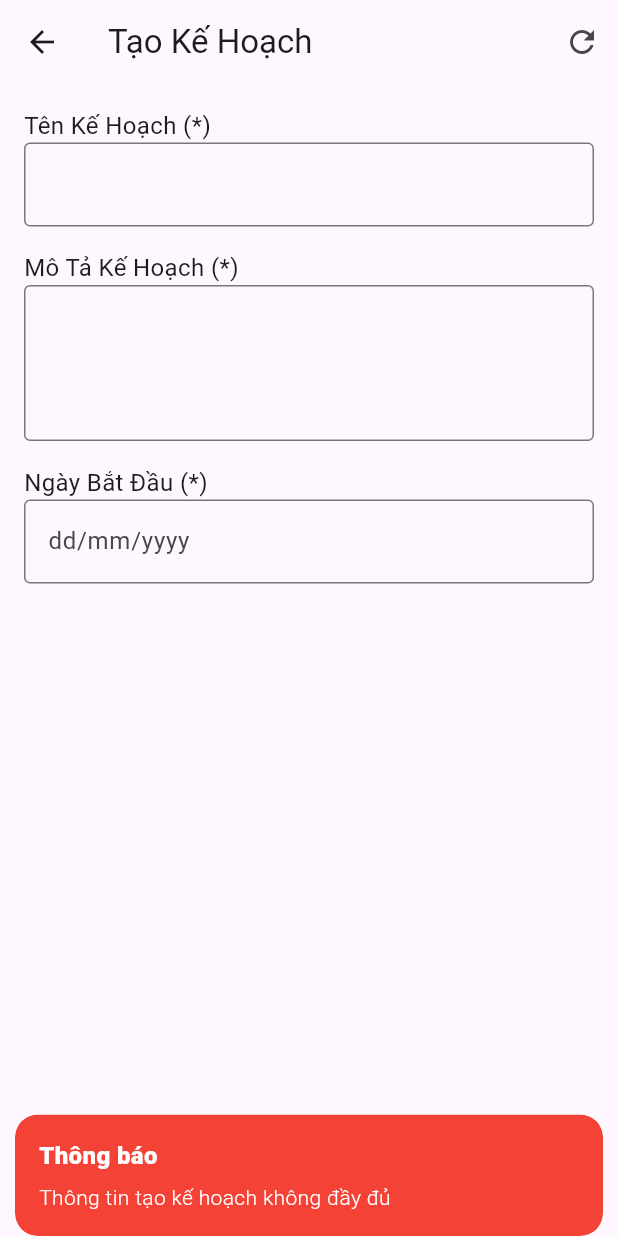
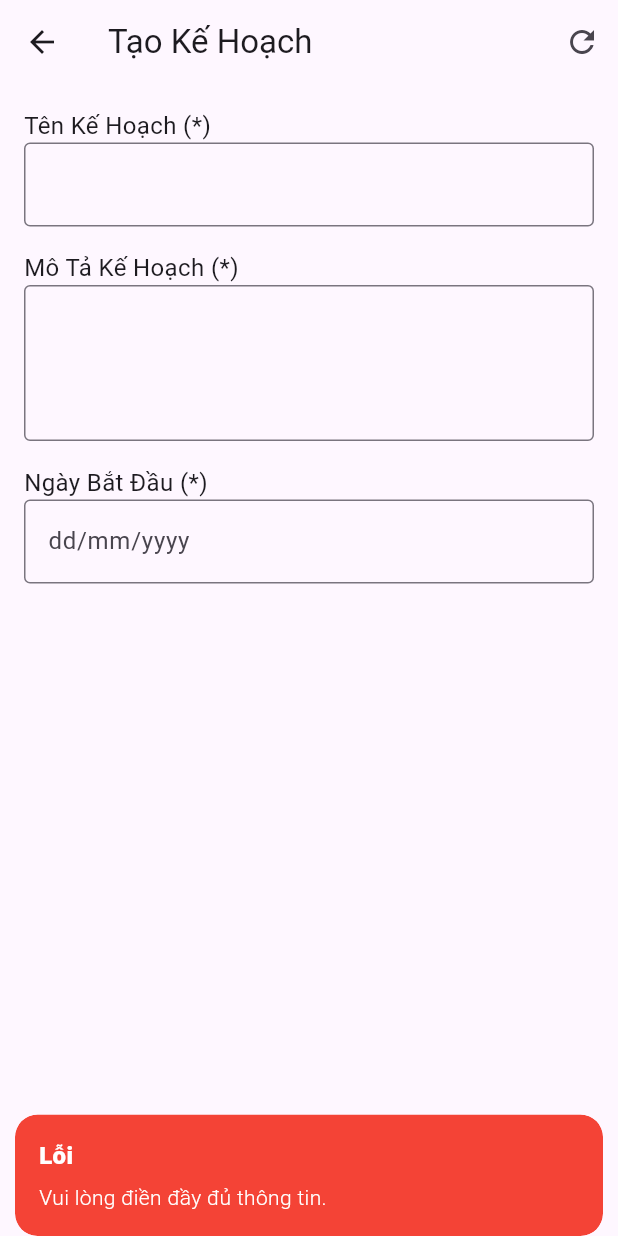
Before and after one commit to duypham27/flutter_taskscheduling_app, a Flutter app: the CreatePlan screen opened directly, after a tap on "Gửi", on a phone screen of 412 x 824 dp. Run offline on Flutter 3.47's test engine with Material 3 defaults, Android fonts, the phone set to English and light mode, and no system bars; our stand-ins replace get, image_picker, screenshot, shared_preferences, table_calendar; accounts and stored records are empty.

Commit message:
Them Ke Hoach

```diff
--- a/lib/screens/HomePage/createplan.dart
+++ b/lib/screens/HomePage/createplan.dart
@@ -1,11 +1,86 @@
 import 'package:flutter/material.dart';
 import 'package:get/get.dart';
 import 'package:flutter_taskscheduling_app/main.dart';
+import 'package:intl/intl.dart';
+import 'package:flutter_taskscheduling_app/services/APIServices.dart';
 
 class CreatePlanController extends GetxController {
   var planName = "".obs;
   var planDescription = "".obs;
   var startDate = "".obs; // Đổi từ deadline -> startDate
+
+  var isLoading = false.obs;
+
+  // Hàm để định dạng ngày thành yyyy/MM/dd trước khi gửi API
+  String getFormattedDate(String inputDate) {
+    try {
+      // Chuyển từ chuỗi input (1/2/2025) sang DateTime
+      final parsedDate = DateFormat('d/M/yyyy').parse(inputDate);
+
+      // Chuyển sang định dạng yyyy/MM/dd
+      final formatter = DateFormat('yyyy-MM-dd');
+      return formatter.format(parsedDate);
+    } catch (e) {
+      throw Exception("Định dạng ngày không hợp lệ. Vui lòng nhập đúng định dạng.");
+    }
+  }
+  Future<void> submitPlan() async {
+    if (planName.value.isEmpty ||
+        planDescription.value.isEmpty ||
+        startDate.value.isEmpty) {
+      Get.snackbar(
+        "Lỗi",
+        "Vui lòng điền đầy đủ thông tin.",
+        snackPosition: SnackPosition.BOTTOM,
+        backgroundColor: Colors.red,
+        colorText: Colors.white,
+      );
+      return;
+    }
+
+    try {
+      isLoading.value = true;
+
+      // Định dạng lại startDate
+      final formattedStartDate = getFormattedDate(startDate.value);
+
+      final result = await ApiService().addTask(
+        planName.value,
+        planDescription.value,
+        formattedStartDate,
+      );
+
+      if (result['result'] == 1) {
+        Get.snackbar(
+          "Thành công",
+          "Kế hoạch đã được thêm thành công.",
+          snackPosition: SnackPosition.BOTTOM,
+          backgroundColor: Colors.green,
+          colorText: Colors.white,
+        );
+        resetFields();
+        Get.to(() => UploadedPlanPage());
+      } else {
+        Get.snackbar(
+          "Lỗi",
+          result['message'] ?? "Có lỗi xảy ra.",
+          snackPosition: SnackPosition.BOTTOM,
+          backgroundColor: Colors.red,
+          colorText: Colors.white,
+        );
+      }
+    } catch (e) {
+      Get.snackbar(
+        "Lỗi",
+        "Không thể thêm kế hoạch: $e",
+        snackPosition: SnackPosition.BOTTOM,
+        backgroundColor: Colors.red,
+        colorText: Colors.white,
+      );
+    } finally {
+      isLoading.value = false;
+    }
+  }
 
   void resetFields() {
     planName.value = "";
@@ -18,6 +93,7 @@ class CreatePlanController extends GetxController {
         planDescription.value.isNotEmpty &&
         startDate.value.isNotEmpty;
   }
+
 }
 
 class CreatePlan extends StatelessWidget {
@@ -120,17 +196,18 @@ class CreatePlan extends StatelessWidget {
                       ),
                     ),
                     onPressed: () async {
-                      if (controller.isFormValid()) {
-                        Get.to(() => UploadedPlanPage());
-                      } else {
-                        Get.snackbar(
-                          "Thông báo",
-                          "Thông tin tạo kế hoạch không đầy đủ",
-                          snackPosition: SnackPosition.BOTTOM,
-                          backgroundColor: Colors.red,
-                          colorText: Colors.white,
-                        );
-                      }
+                      // if (controller.isFormValid()) {
+                      //   Get.to(() => UploadedPlanPage());
+                      // } else {
+                      //   Get.snackbar(
+                      //     "Thông báo",
+                      //     "Thông tin tạo kế hoạch không đầy đủ",
+                      //     snackPosition: SnackPosition.BOTTOM,
+                      //     backgroundColor: Colors.red,
+                      //     colorText: Colors.white,
+                      //   );
+                      // }
+                      await controller.submitPlan();
                     },
                     child: const Center(
                       child: Text("Gửi"),
```
Also changed, not shown: lib/screens/HomePage/homepage.dart (+9 -9 lines), lib/services/APIServices.dart (+67 -21 lines).
